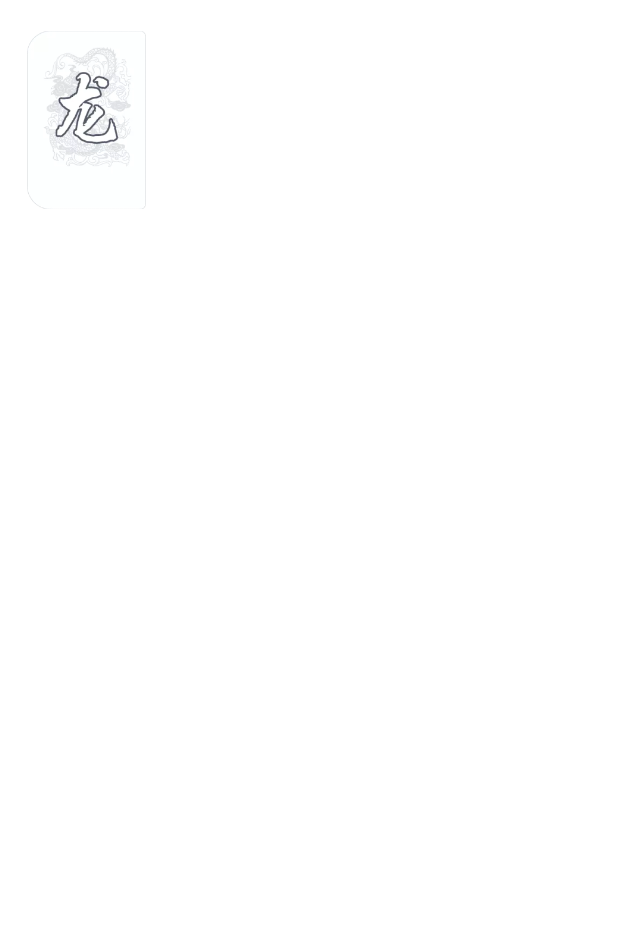
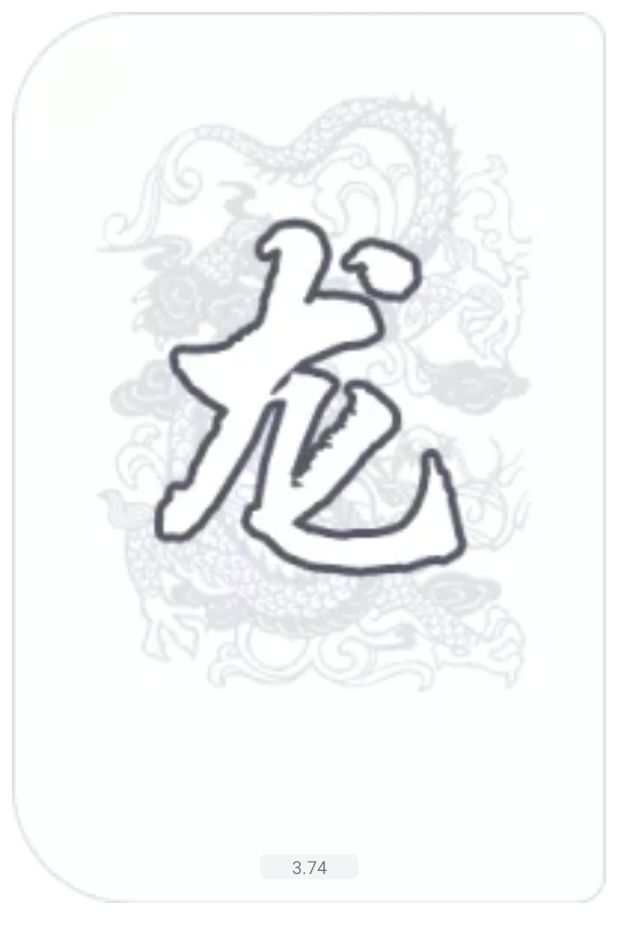
Before and after one commit to orangesunshine/lottery_kotlin_v5, an Android app: the layout lot_duplex_sub_item_long_hu.xml on its own in the app's theme, with its tools: preview values and no code run, on a phone screen of 412 x 824 dp. Shown: the top 942 px of the screen. Run offline under Robolectric (Android 15) with nearby library versions, the light colour scheme and no system bars.

Commit message:
2021年01月09日02:48:08

```diff
--- a/app/src/main/java/com/bdb/lottery/biz/login/LoginViewModel.kt
+++ b/app/src/main/java/com/bdb/lottery/biz/login/LoginViewModel.kt
@@ -4,9 +4,11 @@ import android.content.Context
 import androidx.hilt.lifecycle.ViewModelInject
 import com.bdb.lottery.BuildConfig
 import com.bdb.lottery.biz.base.BaseViewModel
+import com.bdb.lottery.const.CACHE
 import com.bdb.lottery.datasource.account.AccountRemoteDs
 import com.bdb.lottery.datasource.app.AppRemoteDs
 import com.bdb.lottery.datasource.common.LiveDataWrapper
+import com.bdb.lottery.utils.cache.Caches
 import com.bdb.lottery.utils.cache.TCache
 import dagger.hilt.android.qualifiers.ActivityContext
 import javax.inject.Inject
@@ -19,6 +21,10 @@ class LoginViewModel @ViewModelInject @Inject constructor(
 ) : BaseViewModel() {
     val validateLd = LiveDataWrapper<Boolean>()
     val needValidated = LiveDataWrapper<Boolean>()
+
+    init {
+        tCache.clearTokenCache()
+    }
 
     fun login(
         username: String,
--- a/app/src/main/java/com/bdb/lottery/biz/lot/jd/LotJdFragment.kt
+++ b/app/src/main/java/com/bdb/lottery/biz/lot/jd/LotJdFragment.kt
@@ -470,7 +470,8 @@ class LotJdFragment : BaseFragment(R.layout.lot_jd_fragment) {
                             dxdsVisible = subPlayMethod?.subPlayMethodDesc?.is_show_type_select == true,
                             hotVisible = false,
                             leaveVisible = false,
-                            zeroVisible = false
+                            isStartZero = subPlayMethod?.subPlayMethodDesc?.is_start_zero == true,
+                            zeroVisible = subPlayMethod?.subPlayMethodDesc?.isShowZero == true,
                         )
                     )
                 }
--- a/app/src/main/java/com/bdb/lottery/biz/lot/jd/duplex/adapter/LotDuplexAdapter.kt
+++ b/app/src/main/java/com/bdb/lottery/biz/lot/jd/duplex/adapter/LotDuplexAdapter.kt
@@ -39,7 +39,7 @@ class LotDuplexAdapter constructor(
     private var m11x5TuoDan =//11选5组选胆拖的胆码
         betTypeId == 586 || betTypeId == 587 || betTypeId == 179 || betTypeId == 182 || betTypeId == 176
     private var mSpanCount: Int = if (!ballTextList.isNullOrEmpty()) {
-        if (itemCount > 3) 3 else 2
+        if (ballTextList!!.size > 2) 3 else 2
     } else {
         when (gameType) {
             GAME.TYPE_GAME_11X5 -> 6
@@ -319,7 +319,7 @@ class LotDuplexAdapter constructor(
         m11x5TuoDan =//11选5组选胆拖的胆码
             betTypeId == 586 || betTypeId == 587 || betTypeId == 179 || betTypeId == 182 || betTypeId == 176
         mSpanCount = if (!ballTextList.isNullOrEmpty()) {
-            if (itemCount > 3) 3 else 2
+            if (ballTextList.size > 2) 3 else 2
         } else {
             when (gameType) {
                 GAME.TYPE_GAME_11X5 -> 6
--- a/app/src/main/java/com/bdb/lottery/datasource/account/AccountApi.kt
+++ b/app/src/main/java/com/bdb/lottery/datasource/account/AccountApi.kt
@@ -28,7 +28,7 @@ interface AccountApi {
 
     //是否需要验证码
     @GET(URL.URL_NEED_VALIDATE_CODE)
-    fun needvalidate(
+    fun needValidate(
     ): Observable<BaseResponse<Boolean?>>
 
     //余额
@@ -38,6 +38,6 @@ interface AccountApi {
 
     //用户信息
     @POST(URL.URL_USERINFO)
-    fun userinfo(
+    fun userInfo(
     ): Observable<BaseResponse<UserInfoData?>>
 }
--- a/app/src/main/java/com/bdb/lottery/datasource/account/AccountRemoteDs.kt
+++ b/app/src/main/java/com/bdb/lottery/datasource/account/AccountRemoteDs.kt
@@ -132,7 +132,7 @@ class AccountRemoteDs @Inject constructor(
 
     //是否需要显示验证码
     fun needValidate(success: (Boolean?) -> Unit) {
-        retrofitWrapper.observe(accountApi.needvalidate(), success)
+        retrofitWrapper.observe(accountApi.needValidate(), success)
     }
 
     //试玩
@@ -152,7 +152,7 @@ class AccountRemoteDs @Inject constructor(
 
     //用户信息
     fun userInfo() {
-        retrofitWrapper.observe(accountApi.userinfo(), {
+        retrofitWrapper.observe(accountApi.userInfo(), {
             //缓存用户登录信息
             tCache.cacheUserInfo(it)
         })
--- a/app/src/main/java/com/bdb/lottery/utils/cache/TCache.kt
+++ b/app/src/main/java/com/bdb/lottery/utils/cache/TCache.kt
@@ -110,6 +110,10 @@ class TCache @Inject constructor() {
     fun tokenCache(): String? {
         return Caches.getString(CACHE.TOKEN_CACHE)
     }
+
+    fun clearTokenCache(){
+        Caches.putString(CACHE.TOKEN_CACHE)
+    }
     //endregion
 
     //region domain
--- /dev/null
+++ b/app/src/main/res/color/lot_duplex_sub_item_long_ball_text_color_selector.xml
@@ -0,0 +1,5 @@
+<?xml version="1.0" encoding="utf-8"?>
+<selector xmlns:android="http://schemas.android.com/apk/res/android">
+    <item android:color="@color/white" android:state_selected="true" />
+    <item android:color="@color/color_555555" />
+</selector>
--- /dev/null
+++ b/app/src/main/res/drawable/lot_duplex_sub_item_long_tv_bg_selector.xml
@@ -0,0 +1,21 @@
+<?xml version="1.0" encoding="utf-8"?>
+<selector xmlns:android="http://schemas.android.com/apk/res/android">
+    <item android:state_selected="true">
+        <shape android:shape="rectangle">
+            <corners android:radius="4dp" />
+            <solid android:color="#57A3F0" />
+        </shape>
+    </item>
+    <item android:state_pressed="true">
+        <shape android:shape="rectangle">
+            <corners android:radius="4dp" />
+            <solid android:color="#57A3F0" />
+        </shape>
+    </item>
+    <item>
+        <shape android:shape="rectangle">
+            <corners android:radius="4dp" />
+            <solid android:color="@color/color_bg" />
+        </shape>
+    </item>
+</selector>
--- a/app/src/main/res/layout/lot_duplex_sub_item_long_hu.xml
+++ b/app/src/main/res/layout/lot_duplex_sub_item_long_hu.xml
@@ -1,9 +1,26 @@
 <?xml version="1.0" encoding="utf-8"?>
-<ImageView xmlns:android="http://schemas.android.com/apk/res/android"
+<FrameLayout xmlns:android="http://schemas.android.com/apk/res/android"
     xmlns:tools="http://schemas.android.com/tools"
-    android:id="@+id/lot_duplex_sub_item_iv"
-    android:layout_width="95dp"
-    android:layout_height="140dp"
-    android:layout_margin="10dp"
-    android:padding="8dp"
-    tools:src="@drawable/lot_duplex_sub_item_long" />
+    android:layout_width="match_parent"
+    android:layout_height="wrap_content"
+    android:layout_margin="8dp">
+
+    <ImageView
+        android:id="@+id/lot_duplex_sub_item_iv"
+        android:layout_width="match_parent"
+        android:layout_height="wrap_content"
+        android:layout_gravity="center"
+        android:adjustViewBounds="true"
+        tools:src="@drawable/lot_duplex_sub_item_long" />
+
+    <TextView
+        android:id="@+id/lot_duplex_sub_item_tv"
+        android:layout_width="65dp"
+        android:layout_height="wrap_content"
+        android:layout_gravity="center_horizontal|bottom"
+        android:layout_marginBottom="16dp"
+        android:background="@drawable/lot_duplex_sub_item_long_tv_bg_selector"
+        android:gravity="center"
+        android:textSize="12dp"
+        tools:text="3.74" />
+</FrameLayout>
```
Also changed, not shown: app/src/main/java/com/bdb/lottery/biz/lot/activity/LotActivity.kt (+11 -5 lines), app/src/main/java/com/bdb/lottery/biz/lot/jd/duplex/LotDuplexData.kt (+5 -2 lines), app/src/main/java/com/bdb/lottery/biz/lot/jd/duplex/adapter/LotDuplexSubAdapter.kt (+21 -10 lines), app/src/main/java/com/bdb/lottery/biz/lot/jd/single/LotBetAdapter.kt (+4 -5 lines).
